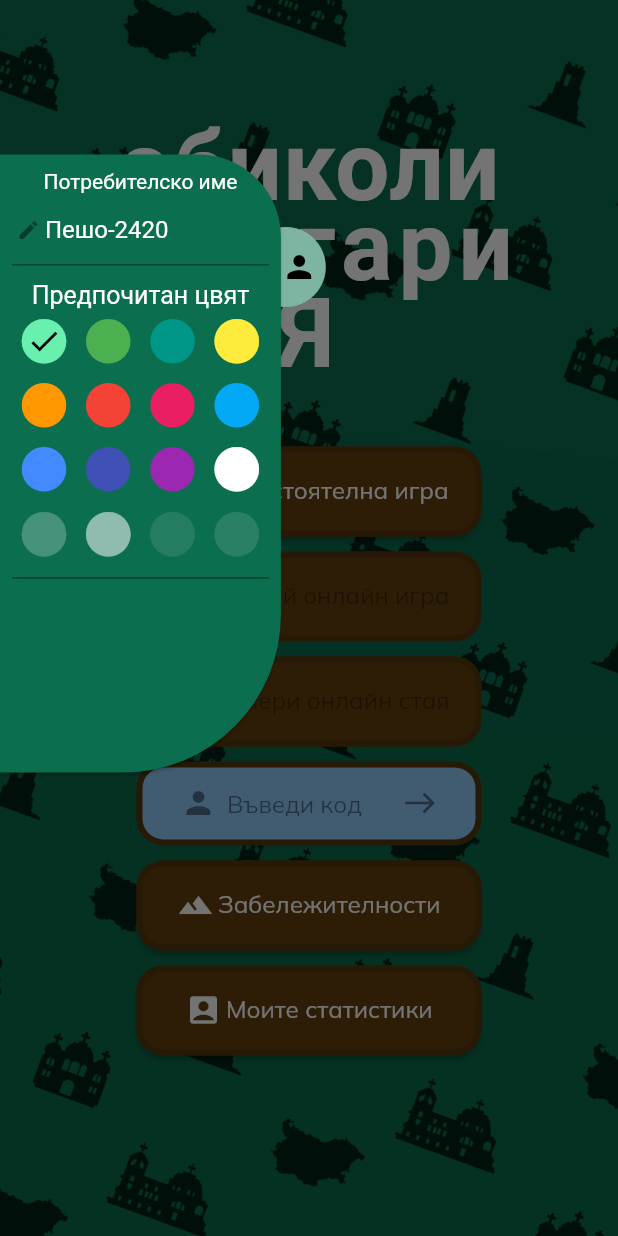
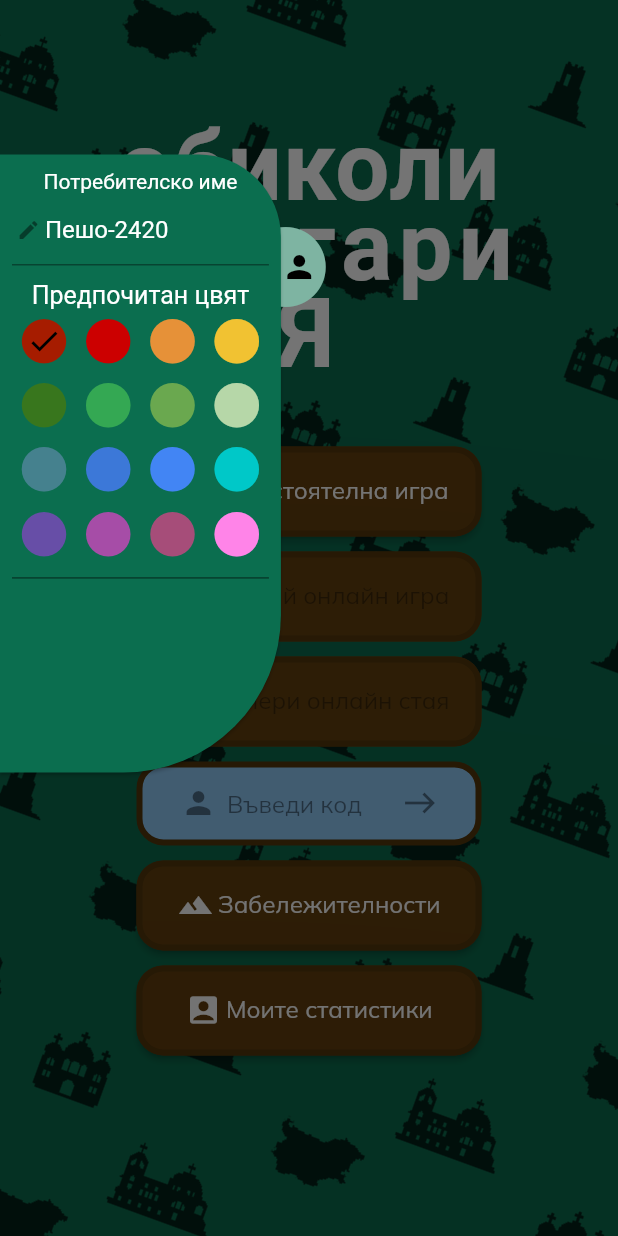
Before and after one commit to guess-bulgaria/guess_bulgaria, a Flutter app: the screen it shows after launch, with the side drawer open, on a phone screen of 412 x 824 dp. Run offline on Flutter 3.47's test engine with Material 2 defaults, Android fonts, the light colour scheme and no system bars; our stand-ins replace audioplayers, dio, flutter_dotenv, flutter_keyboard_visibility, flutter_mobx, flutter_svg and 6 more; missing offline and left inert: mapbox_gl; network calls fail; Roboto replaces fonts that are missing (Amatic Sc).

Commit message:
Colors, multi & single services, leave dialog, lines

```diff
--- a/lib/configs/player_colors.dart
+++ b/lib/configs/player_colors.dart
@@ -2,23 +2,38 @@ import 'package:flutter/material.dart';
 
 class PlayerColors {
   static final List<Color> _colors = [
-    Colors.greenAccent,
-    Colors.green,
-    Colors.teal,
-    Colors.yellow,
-    Colors.orange,
-    Colors.red,
-    Colors.pink,
-    Colors.lightBlue,
-    Colors.blueAccent,
-    Colors.indigo,
-    Colors.purple,
-    //todo better colors
-    Colors.white,
-    Colors.white24,
-    Colors.white54,
-    Colors.white10,
-    Colors.white12,
+    const Color.fromRGBO(166, 28, 0, 1),
+    const Color.fromRGBO(204, 0, 0, 1),
+    const Color.fromRGBO(230, 145, 56, 1),
+    const Color.fromRGBO(241, 194, 50, 1),
+    const Color.fromRGBO(56, 118, 29, 1),
+    const Color.fromRGBO(52, 168, 83, 1),
+    const Color.fromRGBO(106, 168, 79, 1),
+    const Color.fromRGBO(182, 215, 168, 1),
+    const Color.fromRGBO(69, 129, 142, 1),
+    const Color.fromRGBO(60, 120, 216, 1),
+    const Color.fromRGBO(66, 133, 244, 1),
+    const Color.fromRGBO(0, 200, 200, 1),
+    const Color.fromRGBO(103, 78, 167, 1),
+    const Color.fromRGBO(166, 77, 167, 1),
+    const Color.fromRGBO(166, 77, 121, 1),
+    const Color.fromRGBO(255, 132, 232, 1),
+    // Colors.greenAccent,
+    // Colors.green,
+    // Colors.teal,
+    // Colors.lightBlue,
+    // Colors.blueAccent,
+    // Colors.indigo,
+    // const Color.fromRGBO(61, 90, 128, 1),
+    // Colors.purple,
+    // const Color.fromRGBO(105, 38, 105, 1),
+    // Colors.pink,
+    // const Color.fromRGBO(247, 37, 133, 1),
+    // Colors.red,
+    // const Color.fromRGBO(238, 108, 77, 1),
+    // Colors.orange,
+    // Colors.yellow,
+    // const Color.fromRGBO(255, 203, 242, 1),
   ];
 
   static Color color(int colorId) => _colors[colorId];
--- a/lib/pages/lobby_page.dart
+++ b/lib/pages/lobby_page.dart
@@ -4,6 +4,7 @@ import 'package:guess_bulgaria/components/loader.dart';
 import 'package:guess_bulgaria/components/navigation_button.dart';
 import 'package:guess_bulgaria/components/player_list.dart';
 import 'package:guess_bulgaria/pages/game_page.dart';
+import 'package:guess_bulgaria/services/game/multiplayer_game_service.dart';
 import 'package:guess_bulgaria/services/ws_service.dart';
 import 'dart:async';
 
@@ -89,7 +90,7 @@ class _LobbyPageState extends State<LobbyPage> {
             context,
             MaterialPageRoute(
                 builder: (context) =>
-                    GamePage(gameData: message, roomId: message['roomId'])));
+                    GamePage(MultiplayerGameService(message['roomId']), gameData: message,)));
         break;
       case 'player-join':
       case 'player-leave':
--- /dev/null
+++ b/lib/services/game/i_game_service.dart
@@ -0,0 +1,18 @@
+import 'package:mapbox_gl/mapbox_gl.dart';
+
+abstract class IGameService {
+  late MapboxMapController mapController;
+
+  final initialCameraPosition =
+      const CameraPosition(target: LatLng(42.5617153, 25.5166978), zoom: 5.4);
+
+  void onMapCreated(MapboxMapController controller);
+
+  void setEndRoundSymbols(List<dynamic> players, List<dynamic> answer);
+
+  void lockAnswer(LatLng? pin);
+
+  void nextRound();
+
+  bool isSingle();
+}
--- a/lib/services/ws_service.dart
+++ b/lib/services/ws_service.dart
@@ -94,8 +94,7 @@ class WSService {
     _sendMessage('start', data: {'roomId': roomId});
   }
 
-  static void lockAnswer(Function callback, int roomId, List<double> answer) {
-    _createChannel(callback);
+  static void lockAnswer(int roomId, List<double> answer) {
     _sendMessage('answer', data: {'answer': answer, 'roomId': roomId});
   }
 
```
Also changed, not shown: lib/dialogs/leave_game_confirmation_dialog.dart (+6 -6 lines), lib/pages/game_page.dart (+33 -69 lines), lib/pages/main_page.dart (+23 -4 lines), lib/services/game/multiplayer_game_service.dart (added, +72 -0 lines), lib/services/game/singleplayer_game_service.dart (added, +46 -0 lines).
